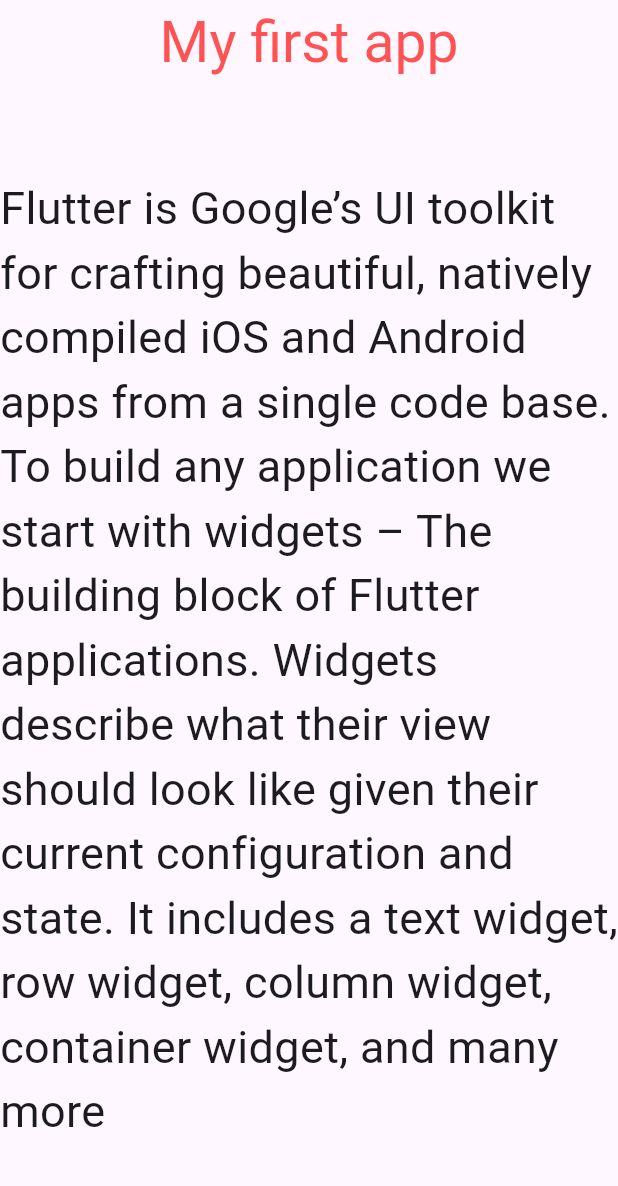
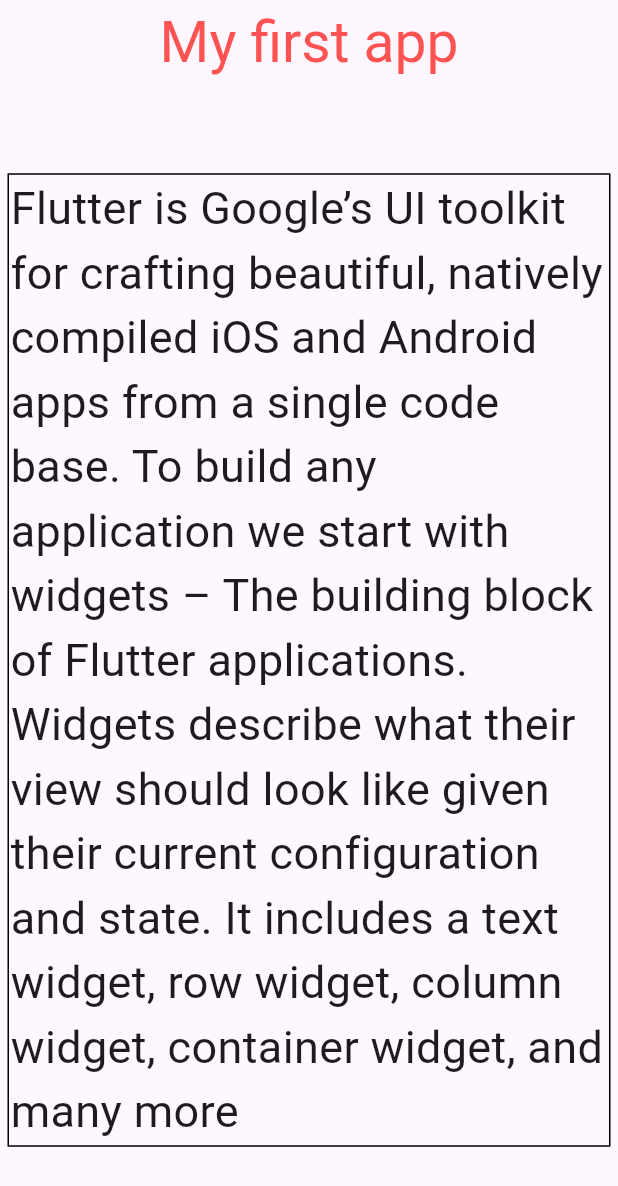
Before and after one commit to Majok-Bol/Widgets_projects, a Flutter app: the screen it shows after launch, on a phone screen of 412 x 824 dp. Shown: the top 1186 px of the screen. Run offline on Flutter 3.47's test engine with Material 3 defaults, Android fonts, the phone set to English and light mode, and no system bars.

Commit message:
added margin and padding

```diff
--- a/lib/main.dart
+++ b/lib/main.dart
@@ -16,11 +16,17 @@
           ),
           centerTitle: true,
         ),
+
         body: Center(
-          child: Text(
-            'Flutter is Google’s UI toolkit for crafting beautiful, natively compiled iOS and Android apps from a single code base. To build any application we start with widgets – The building block of Flutter applications. Widgets describe what their view should look like given their current configuration and state. It includes a text widget, row widget, column widget, container widget, and many more',
-            style: TextStyle(fontSize: 30),
-            // textAlign: TextAlign.center,
+          child: Container(
+            margin: EdgeInsets.all(5),
+            padding: EdgeInsets.all(1),
+            decoration: BoxDecoration(border: Border.all(color: Colors.black)),
+            child: Text(
+              'Flutter is Google’s UI toolkit for crafting beautiful, natively compiled iOS and Android apps from a single code base. To build any application we start with widgets – The building block of Flutter applications. Widgets describe what their view should look like given their current configuration and state. It includes a text widget, row widget, column widget, container widget, and many more',
+              style: TextStyle(fontSize: 30),
+              // textAlign: TextAlign.center,
+            ),
           ),
         ),
       ),
```
